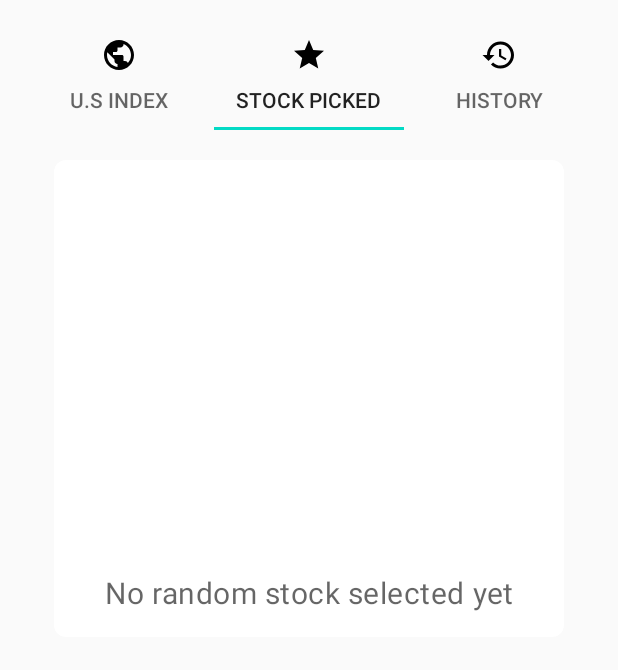
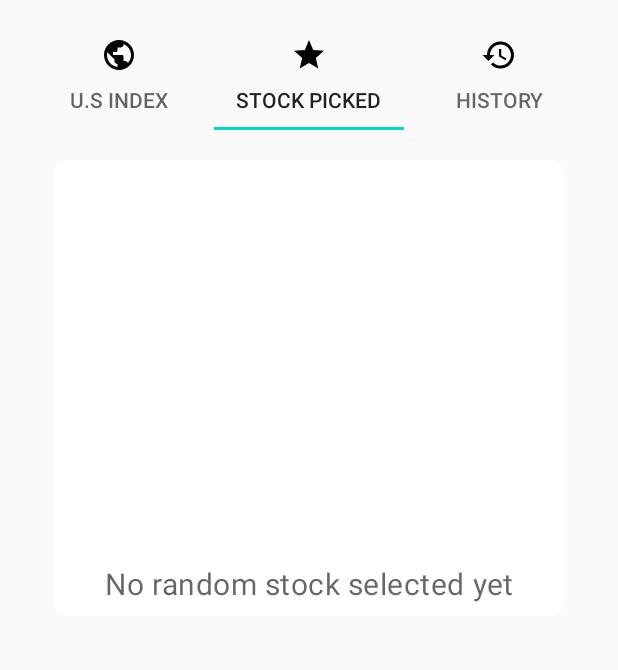
Before and after one commit to WillWcchan/Simple-Random-Stock, an Android app: the screen it shows after launch (MainActivity), tab 2 chosen, on a phone screen of 412 x 824 dp, the part 109-779 px from its top. Run offline under Robolectric (Android 15) with nearby library versions, the phone set to English and light mode, and no system bars; our stand-ins replace Room's generated code.

Commit message:
Used Tools->Layout Inspector for the 1st time to clean up xml

```diff
--- a/app/src/main/res/layout/fragment_stock.xml
+++ b/app/src/main/res/layout/fragment_stock.xml
@@ -1,11 +1,10 @@
 <?xml version="1.0" encoding="utf-8"?>
 <RelativeLayout xmlns:android="http://schemas.android.com/apk/res/android"
+    xmlns:app="http://schemas.android.com/apk/res-auto"
     xmlns:tools="http://schemas.android.com/tools"
     android:layout_width="match_parent"
     android:layout_height="match_parent"
-    xmlns:app="http://schemas.android.com/apk/res-auto"
     tools:context=".fragments.StockFragment">
-
 
     <com.google.android.material.card.MaterialCardView
         android:id="@+id/card"
@@ -14,9 +13,9 @@
         android:layout_margin="20sp"
         android:clickable="true"
         android:focusable="true"
+        android:theme="@style/Theme.MaterialComponents.Light"
         app:cardCornerRadius="8sp"
         app:cardElevation="0dp"
-            android:theme="@style/Theme.MaterialComponents.Light"
         app:strokeWidth="1dp">
 
         <LinearLayout
@@ -34,17 +33,13 @@
                 android:scaleType="centerCrop"
                 android:src="@drawable/congratulations" />
 
-                        <LinearLayout
-                            android:layout_width="match_parent"
-                            android:layout_height="wrap_content"
-                            android:orientation="vertical"
-                            android:padding="16dp">
 
             <!-- Title, secondary and supporting text -->
             <TextView
                 android:id="@+id/congratulationsTitle"
                 android:layout_width="match_parent"
                 android:layout_height="wrap_content"
+                android:layout_marginTop="10sp"
                 android:gravity="center"
                 android:text="@string/congratulations"
                 android:textAllCaps="true"
@@ -55,7 +50,8 @@
                 android:id="@+id/stock_name_history"
                 android:layout_width="match_parent"
                 android:layout_height="wrap_content"
-                                    android:layout_marginTop="8dp"
+                android:layout_marginTop="8sp"
+                android:layout_marginBottom="8sp"
                 android:gravity="center"
                 android:hint="@string/stock_name_hint"
                 android:textAppearance="?attr/textAppearanceBody2"
@@ -64,8 +60,6 @@
 
         </LinearLayout>
 
-                </LinearLayout>
-
     </com.google.android.material.card.MaterialCardView>
 
 </RelativeLayout>
```
Also changed, not shown: app/src/main/res/layout/fragment_index.xml (+0 -21 lines). Lines whose indentation alone changed are shown as unchanged.
